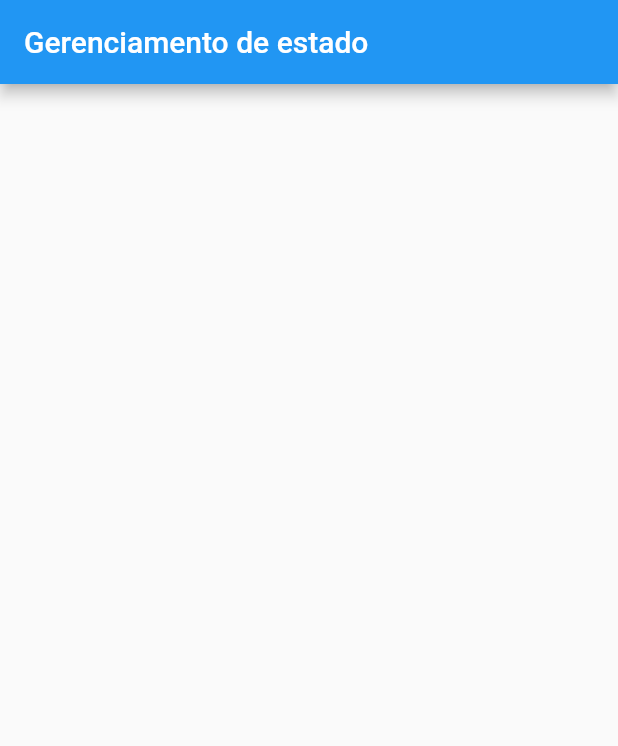
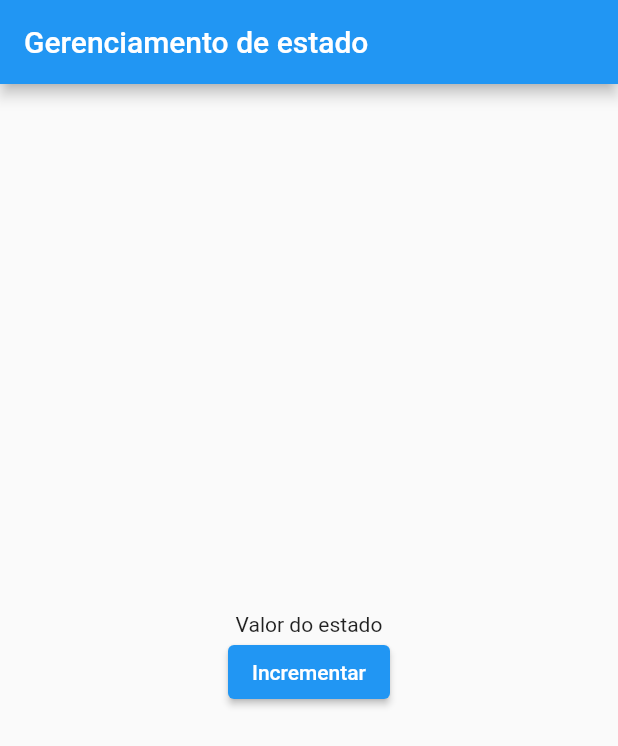
Before and after one commit to itajacy/pm_criando_gerenciamento_estado, a Flutter app: the screen it shows after launch, on a phone screen of 412 x 824 dp. Shown: the top 746 px of the screen. Run offline on Flutter 3.47's test engine with Material 3 defaults, Android fonts, the phone set to English and light mode, and no system bars.

```diff
--- a/analysis_options.yaml
+++ b/analysis_options.yaml
@@ -26,3 +26,6 @@ linter:
 
 # Additional information about this file can be found at
 # https://dart.dev/guides/language/analysis-options
+
+formatter:
+  trailing_commas: preserve
--- a/lib/main.dart
+++ b/lib/main.dart
@@ -11,24 +11,34 @@ class MyApp extends StatelessWidget {
   Widget build(BuildContext context) {
     return MaterialApp(
       title: 'Flutter Demo',
-      theme: ThemeData(
-        primarySwatch: Colors.blue, useMaterial3: false,
-      ),
+      theme: ThemeData(primarySwatch: Colors.blue, useMaterial3: false),
       home: const MyHomePage(),
     );
   }
 }
 
-
 class MyHomePage extends StatelessWidget {
-
   const MyHomePage({super.key});
 
   @override
   Widget build(BuildContext context) {
     return Scaffold(
       appBar: AppBar(title: const Text('Gerenciamento de estado')),
-      body: Container(),
+      body: Center(
+        child: Column(
+          mainAxisAlignment: MainAxisAlignment.center,
+          children: [
+            const Text('Valor do estado'),
+            ElevatedButton(
+              onPressed: () {
+                // incrementar o estado
+
+              },
+              child: const Text("Incrementar"),
+            ),
+          ],
+        ),
+      ),
     );
   }
 }
```
Also changed, not shown: lib/classes/counter_state.dart (added, +11 -0 lines).
